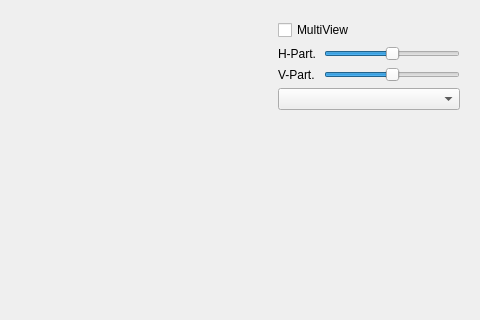
RRValue/2DUniverse, file src/HalfEdge2D/MainWindow.ui: the form before one commit; both pictures show x 521 to 1001 and y 0 to 320 of the 1001 by 523 pixel window.
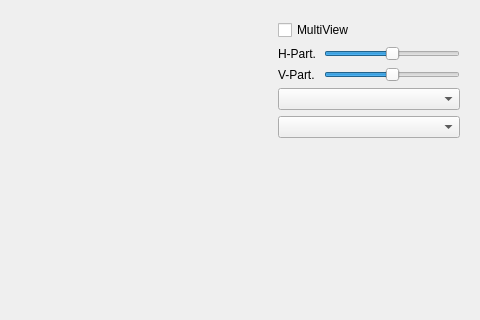
The form after the commit. Custom widgets are drawn as their Qt base class.

Commit message: add selection of controller

```diff
--- a/src/HalfEdge2D/MainWindow.ui
+++ b/src/HalfEdge2D/MainWindow.ui
@@ -148,6 +148,9 @@
       <item>
        <widget class="QComboBox" name="m_CbMeshSelector"/>
       </item>
+      <item>
+       <widget class="QComboBox" name="m_CbController"/>
+      </item>
       <item>
        <spacer name="verticalSpacer">
         <property name="orientation">
```
The commit also changes 6 other files.
